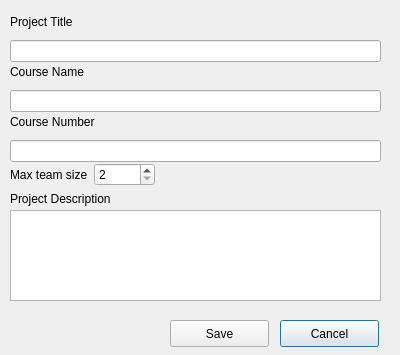
The window that projectwindow.ui (sprinklej/00100100) describes before a commit, drawn with Qt 5.
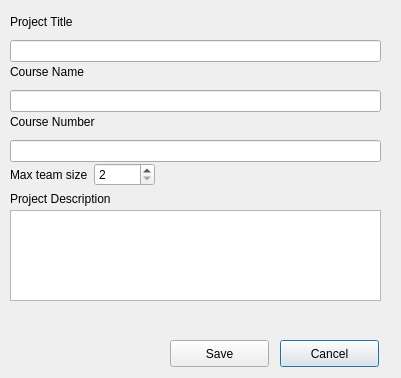
The same window after the commit.

Commit message: highlight fields that are left empty

What changed in the file:
```diff
--- a/projectwindow.ui
+++ b/projectwindow.ui
@@ -6,8 +6,8 @@
    <rect>
     <x>0</x>
     <y>0</y>
-    <width>400</width>
-    <height>355</height>
+    <width>401</width>
+    <height>378</height>
    </rect>
   </property>
   <property name="windowTitle">
@@ -39,9 +39,9 @@
   <widget class="QLabel" name="status">
    <property name="geometry">
     <rect>
-     <x>20</x>
-     <y>320</y>
-     <width>171</width>
+     <x>180</x>
+     <y>310</y>
+     <width>191</width>
      <height>17</height>
     </rect>
    </property>
@@ -474,7 +474,7 @@
    <property name="geometry">
     <rect>
      <x>280</x>
-     <y>320</y>
+     <y>340</y>
      <width>99</width>
      <height>27</height>
     </rect>
@@ -487,7 +487,7 @@
    <property name="geometry">
     <rect>
      <x>170</x>
-     <y>320</y>
+     <y>340</y>
      <width>99</width>
      <height>27</height>
     </rect>
```
Left out of the diff: 8 changed lines with no effect on the pictures. The commit also changes 1 other file.
